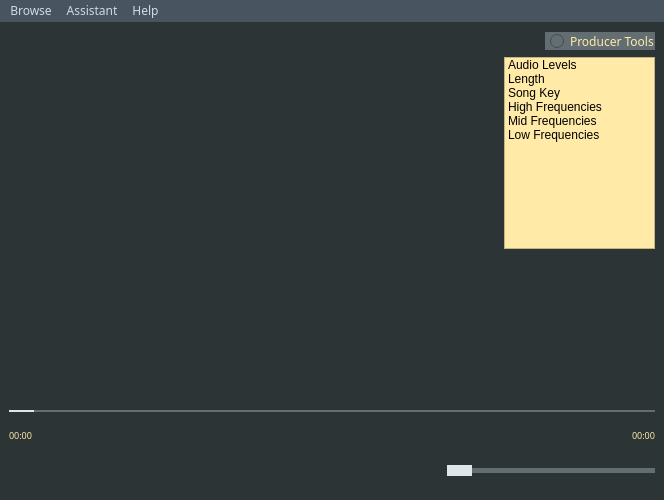
kamvegwij/WindowsMediaPlayer, file mainwindow.ui: the form before one commit.
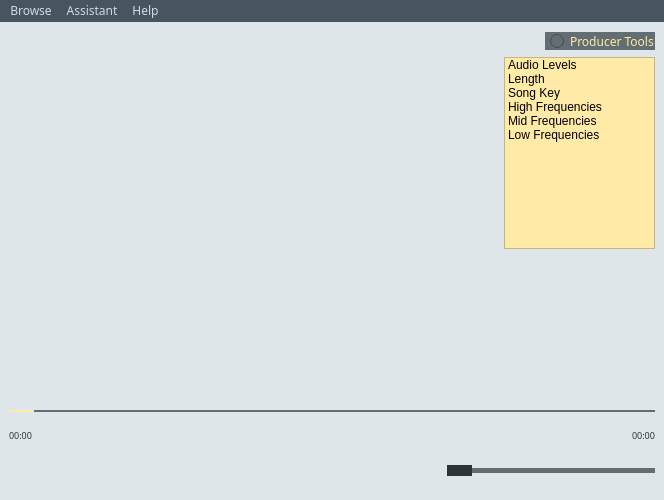
The form after the commit.

Commit message: ui updates, button resizing

Patch:
```diff
--- a/mainwindow.ui
+++ b/mainwindow.ui
@@ -14,7 +14,8 @@
    <string>MainWindow</string>
   </property>
   <property name="styleSheet">
-   <string notr="true">background-color: #2d3436;
+   <string notr="true">background-color: #dfe6e9;
+
 
 </string>
   </property>
@@ -158,7 +159,7 @@
          </font>
         </property>
         <property name="styleSheet">
-         <string notr="true">color: #dfe6e9;
+         <string notr="true">color: #636e72;
 border: none;</string>
         </property>
         <property name="frameShape">
@@ -185,7 +186,7 @@
 	height: 10px;
 	width: 25px;
 	border-radius: 25px;
-	background: #dfe6e9;
+	background: #ffeaa7;
 }</string>
         </property>
         <property name="orientation">
@@ -207,7 +208,8 @@
          </font>
         </property>
         <property name="styleSheet">
-         <string notr="true">color: #ffeaa7;</string>
+         <string notr="true">color:#2d3436; 
+</string>
         </property>
         <property name="text">
          <string>00:00</string>
@@ -238,7 +240,8 @@
          </font>
         </property>
         <property name="styleSheet">
-         <string notr="true">color: #ffeaa7;</string>
+         <string notr="true">color:#2d3436; 
+</string>
         </property>
         <property name="text">
          <string notr="true">00:00</string>
@@ -420,7 +423,7 @@
 	height: 25px;
 	width: 25px;
 	border-radius: 10px;
-	background: #dfe6e9;
+	background: #2d3436;
 }</string>
         </property>
         <property name="orientation">
```
The commit also changes 5 other files.
